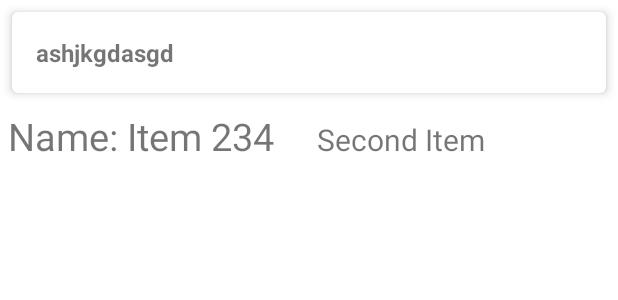
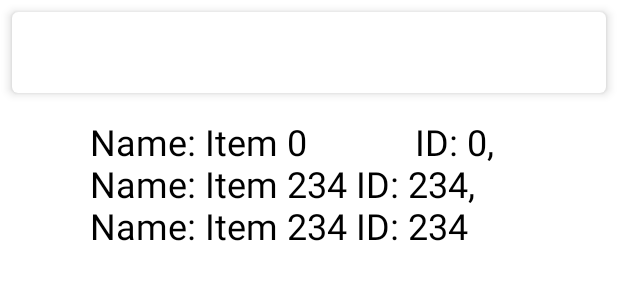
Before and after one commit to anupreetttt/FetchRewardsExercise, an Android app: the layout row_items.xml on its own in the app's theme, with its tools: preview values and no code run, on a phone screen of 412 x 824 dp. Shown: the top 300 px of the screen. Run offline under Robolectric (Android 15) with nearby library versions, the phone set to English and light mode, and no system bars.

Commit message:
Properly formatting

```diff
--- a/app/src/main/java/com/example/fetchrewardsexercise/MyAdapter.kt
+++ b/app/src/main/java/com/example/fetchrewardsexercise/MyAdapter.kt
@@ -17,6 +17,7 @@ class MyAdapter(val context: Context, val dataItems: List<Pair<Int, List<MyDataI
     class ViewHolder(itemView: View) : RecyclerView.ViewHolder(itemView) {
         val listId: TextView = itemView.findViewById(R.id.list_id)
         val names: TextView = itemView.findViewById(R.id.textView1)
+//        val ids: TextView = itemView.findViewById(R.id.textView2)
         val constraintLayout: LinearLayout = itemView.findViewById(R.id.expandedLayout)
     }
 
@@ -30,8 +31,13 @@ class MyAdapter(val context: Context, val dataItems: List<Pair<Int, List<MyDataI
 
         holder.listId.text = "List " + currentItem.listId.toString()
 
-        val names = dataItems[position].second.map { "Name: ${it.name!!}" }.joinToString(", ")
+//        val myId = dataItems[position].second[0]
+//
+//        holder.ids.text = myId.id.toString()
+
+        val names = dataItems[position].second.map { "Name: ${it.name!!} & ID: ${it.id!!}" }.joinToString(", ")
         holder.names.text = names
+
 
         val isVisible : Boolean = currentItem.visibility
         holder.constraintLayout.visibility = if (isVisible) View.VISIBLE else View.GONE
--- a/app/src/main/res/layout/row_items.xml
+++ b/app/src/main/res/layout/row_items.xml
@@ -31,7 +31,6 @@
                 android:layout_width="0dp"
                 android:layout_height="wrap_content"
                 android:layout_weight="1"
-                android:text="ashjkgdasgd"
                 android:textSize="16sp"
                 android:textStyle="bold"
                 app:layout_constraintBottom_toBottomOf="parent"
@@ -64,23 +63,17 @@
 
             <TextView
                 android:id="@+id/textView1"
-                android:layout_width="0dp"
-                android:layout_height="wrap_content"
-                android:layout_weight="1"
-                android:padding="5dp"
-                android:text="Name: Item 234"
-                android:textSize="25sp" />
+                android:textColor="@color/black"
+                android:layout_width="match_parent"
+                android:layout_height="match_parent"
+                android:layout_weight="0"
+                android:paddingRight="50dp"
+                android:paddingLeft="50dp"
+                android:layout_margin="10dp"
+                android:text="Name: Item 0            ID: 0, Name: Item 234 ID: 234, Name: Item 234 ID: 234"
+                android:textSize="24sp" />
+        </LinearLayout>
 
-            <TextView
-                android:id="@+id/textView2"
-                android:layout_width="0dp"
-                android:layout_height="wrap_content"
-                android:layout_weight="1"
-                android:padding="5dp"
-                android:text="Second Item"
-                android:textSize="20sp" />
-
-        </LinearLayout>
 
         <View
             android:id="@+id/underline"
```
